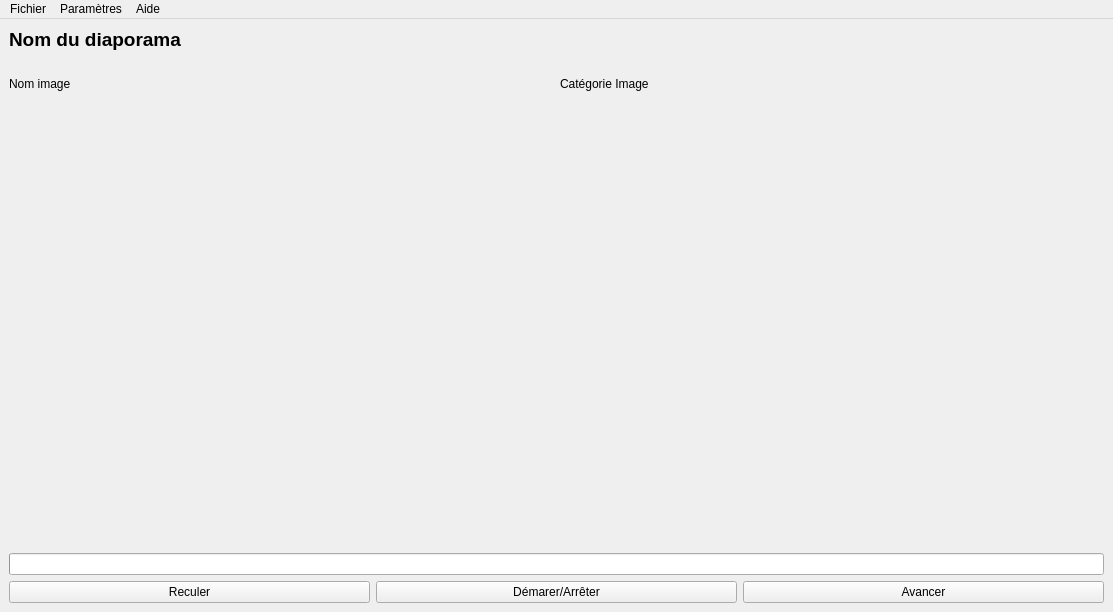
Before: the Qt Designer form lecteurvue.ui in lucas-luchack/SAE-2.01, drawn with Qt 5.
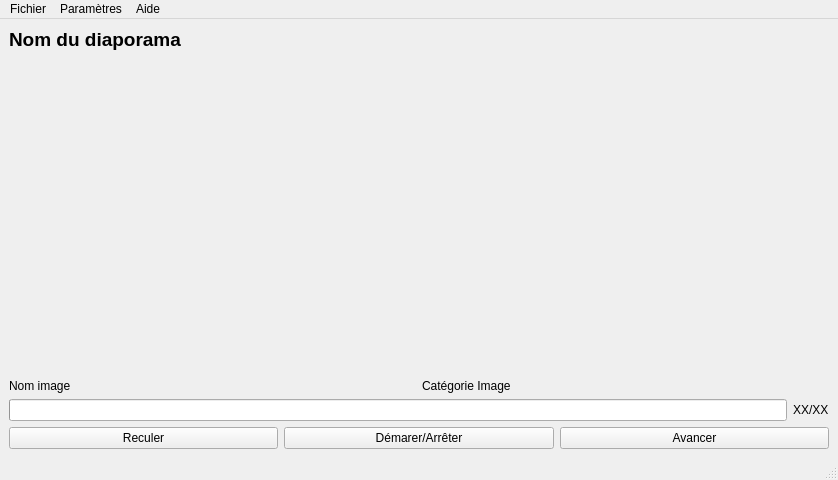
After: the same form once the commit is applied. Icons and pictures are not drawn.

```diff
--- a/lecteurvue.ui
+++ b/lecteurvue.ui
@@ -6,8 +6,8 @@
    <rect>
     <x>0</x>
     <y>0</y>
-    <width>1113</width>
-    <height>612</height>
+    <width>838</width>
+    <height>480</height>
    </rect>
   </property>
   <property name="windowTitle">
@@ -40,6 +40,19 @@
         </property>
        </widget>
       </item>
+      <item>
+       <spacer name="verticalSpacer">
+        <property name="orientation">
+         <enum>Qt::Vertical</enum>
+        </property>
+        <property name="sizeHint" stdset="0">
+         <size>
+          <width>20</width>
+          <height>40</height>
+         </size>
+        </property>
+       </spacer>
+      </item>
       <item>
        <layout class="QHBoxLayout" name="horizontalLayout_2">
         <item>
@@ -61,30 +74,28 @@
      </layout>
     </item>
     <item>
-     <spacer name="verticalSpacer">
-      <property name="orientation">
-       <enum>Qt::Vertical</enum>
-      </property>
-      <property name="sizeHint" stdset="0">
-       <size>
-        <width>20</width>
-        <height>40</height>
-       </size>
-      </property>
-     </spacer>
-    </item>
-    <item>
-     <widget class="QProgressBar" name="diapoProgress">
-      <property name="value">
-       <number>0</number>
-      </property>
-      <property name="textVisible">
-       <bool>false</bool>
-      </property>
-      <property name="orientation">
-       <enum>Qt::Horizontal</enum>
-      </property>
-     </widget>
+     <layout class="QHBoxLayout" name="horizontalLayout_3">
+      <item>
+       <widget class="QProgressBar" name="diapoProgress">
+        <property name="value">
+         <number>0</number>
+        </property>
+        <property name="textVisible">
+         <bool>false</bool>
+        </property>
+        <property name="orientation">
+         <enum>Qt::Horizontal</enum>
+        </property>
+       </widget>
+      </item>
+      <item>
+       <widget class="QLabel" name="label">
+        <property name="text">
+         <string>XX/XX</string>
+        </property>
+       </widget>
+      </item>
+     </layout>
     </item>
     <item>
      <layout class="QHBoxLayout" name="horizontalLayout">
@@ -118,7 +129,7 @@
     <rect>
      <x>0</x>
      <y>0</y>
-     <width>1113</width>
+     <width>838</width>
      <height>22</height>
     </rect>
    </property>
@@ -164,6 +175,7 @@
    <addaction name="menuDiaporama"/>
    <addaction name="menuAide"/>
   </widget>
+  <widget class="QStatusBar" name="statusBar"/>
   <action name="actionAutomatique_2">
    <property name="checkable">
     <bool>true</bool>
```
